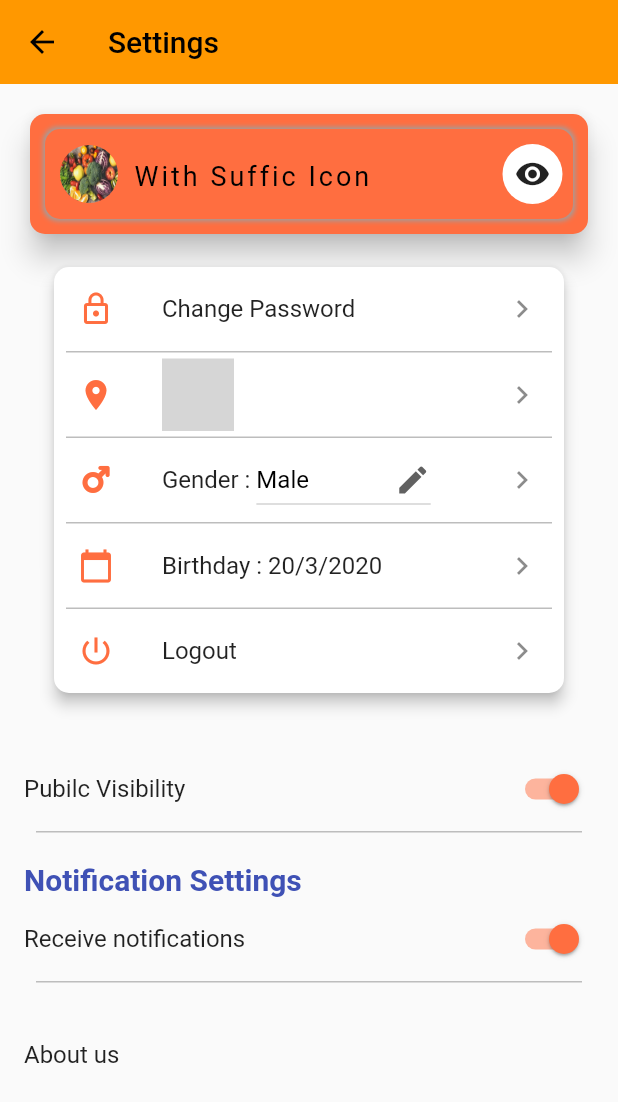
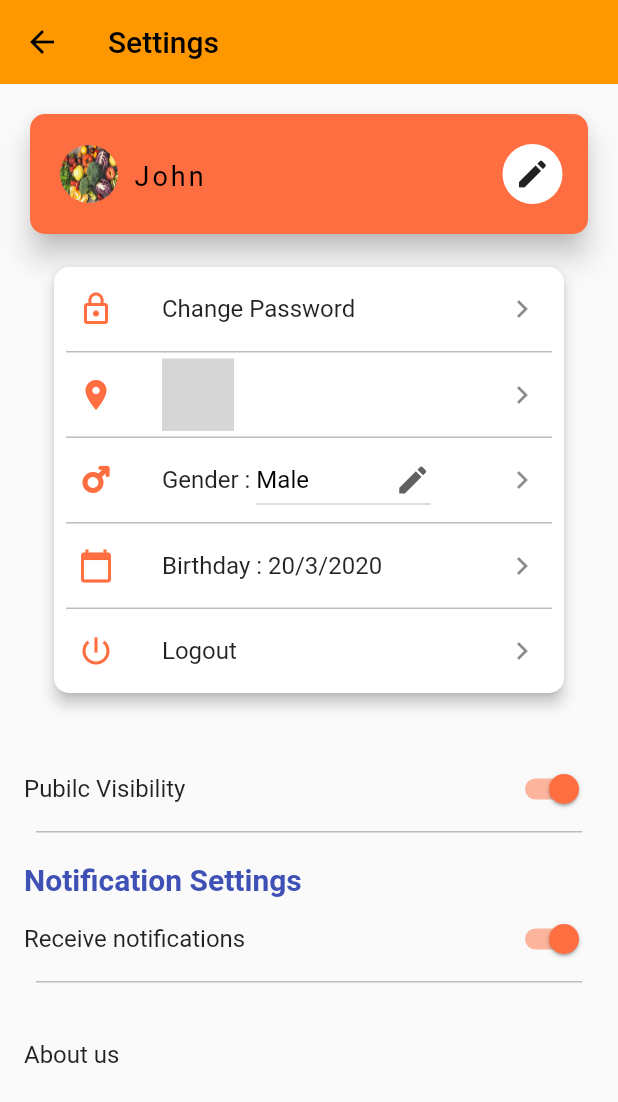
Before and after one commit to AUA-Youth-Forum/sporty-sam, a Flutter app: the SettingsPage screen opened directly, on a phone screen of 412 x 824 dp. Shown: the top 1102 px of the screen. Run offline on Flutter 3.47's test engine with Material 2 defaults, Android fonts, the phone set to English and light mode, and no system bars; our stand-ins replace cached_network_image, cloud_firestore, firebase_auth, firebase_database, firebase_storage, flare_flutter and 2 more; missing offline and left inert: flutter_country_picker; accounts and stored records are empty; statements that could not run were skipped; grey boxes are pictures that could not be loaded.

Commit message:
settings page with firestore

```diff
--- a/sporty_sam/lib/const/beauty_textfield.dart
+++ b/sporty_sam/lib/const/beauty_textfield.dart
@@ -72,9 +72,9 @@ class _BeautyTextfieldState extends State<BeautyTextfield> {
       margin: widget.margin,
       alignment: Alignment.centerRight,
       decoration: BoxDecoration(
-          boxShadow: widget.isShadow
-              ? [BoxShadow(color: Colors.grey, blurRadius: 2, spreadRadius: 1)]
-              : BoxShadow(spreadRadius: 0, blurRadius: 0),
+//          boxShadow: widget.isShadow
+//              ? [BoxShadow(color: Colors.grey, blurRadius: 2, spreadRadius: 1)]
+//              : BoxShadow(spreadRadius: 0, blurRadius: 0),
           borderRadius: widget.cornerRadius,
           color: widget.suffixIcon == null
               ? isFocus ? widget.accentColor : widget.backgroundColor
--- a/sporty_sam/lib/settings.dart
+++ b/sporty_sam/lib/settings.dart
@@ -1,3 +1,4 @@
+import 'package:cloud_firestore/cloud_firestore.dart';
 import 'package:flutter/cupertino.dart';
 import 'package:flutter/material.dart';
 import './assets/icons/custom_icons_icons.dart';
@@ -22,7 +23,8 @@ class SettingsPage extends StatefulWidget {
 class _SettingsPageState extends State<SettingsPage> {
   //default settings
   String gender = 'Male';
-  Country _selectedCountry = Country.LK;
+
+  Country _selectedCountry = Country.AD;
   DateTime _birthday = DateTime.now();
 
   signOut() async {
@@ -38,10 +40,21 @@ class _SettingsPageState extends State<SettingsPage> {
   @override
   void initState() {
     super.initState();
+    print(widget.userId+'eryrhy');
+
+    Firestore.instance.collection("users").document(widget.userId).get().then((DocumentSnapshot userdetails){
+      setState(() {
+        _selectedCountry=Country.findByIsoCode(userdetails['country']);
+        gender=userdetails['gender'];
+      });
+    });
+//
+
   }
 
   @override
   Widget build(BuildContext context) {
+
     return Scaffold(
         appBar: AppBar(
           elevation: 0,
@@ -84,8 +97,8 @@ class _SettingsPageState extends State<SettingsPage> {
 
                         ),
                       ),
-                      suffixIcon: Icon(Icons.remove_red_eye),
-                      placeholder: "With Suffic Icon",
+                      suffixIcon: Icon(Icons.edit),
+                      placeholder: "John",
                       onTap: () {
                         print('Click');
                       },
```
Also changed, not shown: sporty_sam/lib/services/authentication.dart (+14 -0 lines).
